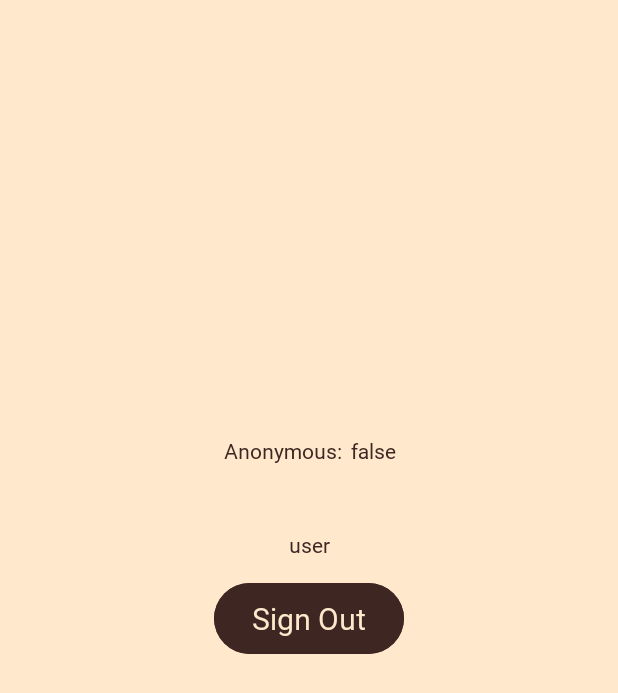
After one commit to IvoKara/The-Forgotten-Bulgarian, an Android app: the ProfileActivity screen opened directly, with no data from a screen before it, on a phone screen of 412 x 824 dp. The commit adds this screen. Shown: the top 693 px of the screen. Run offline under Robolectric (Android 15) with nearby library versions, the phone set to English and light mode, and no system bars; our stand-ins replace Firebase (no records; nobody signed in at launch, a user with empty details on screens opened directly), data binding.

Commit message:
Basic registration using Firebase authentication

```diff
--- a/app/build.gradle
+++ b/app/build.gradle
@@ -1,6 +1,7 @@
 plugins {
     id 'com.android.application'
     id 'org.jetbrains.kotlin.android'
+    id 'com.google.gms.google-services'
 }
 
 android {
@@ -26,6 +27,7 @@ android {
 
     buildFeatures {
         dataBinding true
+        viewBinding true
     }
 
     compileOptions {
@@ -43,6 +45,9 @@ dependencies {
     implementation 'androidx.appcompat:appcompat:1.5.1'
     implementation 'com.google.android.material:material:1.7.0'
     implementation 'androidx.constraintlayout:constraintlayout:2.1.4'
+    implementation 'com.google.firebase:firebase-auth-ktx:22.0.0'
+    implementation 'org.jetbrains.kotlinx:kotlinx-coroutines-android:1.6.1'
+    implementation 'org.jetbrains.kotlinx:kotlinx-coroutines-core:1.6.1'
     testImplementation 'junit:junit:4.13.2'
     androidTestImplementation 'androidx.test.ext:junit:1.1.3'
     androidTestImplementation 'androidx.test.espresso:espresso-core:3.4.0'
--- a/app/src/main/AndroidManifest.xml
+++ b/app/src/main/AndroidManifest.xml
@@ -13,14 +13,14 @@
         android:theme="@style/Theme.TheForgottenBulgarian"
         tools:targetApi="31">
         <activity
-            android:name=".RegisterActivity"
+            android:name=".ProfileActivity"
             android:exported="false">
             <meta-data
                 android:name="android.app.lib_name"
                 android:value="" />
         </activity>
         <activity
-            android:name=".AuthActivity"
+            android:name=".RegisterActivity"
             android:exported="false">
             <meta-data
                 android:name="android.app.lib_name"
--- /dev/null
+++ b/app/src/main/java/com/ivok/the_forgotten_bulgarian/ProfileActivity.kt
@@ -0,0 +1,35 @@
+package com.ivok.the_forgotten_bulgarian
+
+import android.content.Intent
+import androidx.appcompat.app.AppCompatActivity
+import android.os.Bundle
+import androidx.databinding.DataBindingUtil
+import com.google.firebase.auth.FirebaseAuth
+import com.google.firebase.auth.ktx.auth
+import com.google.firebase.ktx.Firebase
+import com.ivok.the_forgotten_bulgarian.databinding.ActivityMainBinding
+import com.ivok.the_forgotten_bulgarian.databinding.ActivityProfileBinding
+
+class ProfileActivity : AppCompatActivity() {
+    private lateinit var binding: ActivityProfileBinding
+    private lateinit var firebase: FirebaseAuth
+
+    override fun onCreate(savedInstanceState: Bundle?) {
+        super.onCreate(savedInstanceState)
+        binding = DataBindingUtil.setContentView(this, R.layout.activity_profile)
+        firebase = Firebase.auth
+
+        val user = firebase.currentUser!!
+
+        with(binding) {
+            isAnonymous.text = user.isAnonymous.toString()
+            uid.text = user.uid.toString()
+            email.text = user.email
+
+            buttonSignOut.setOnClickListener {
+                firebase.signOut()
+                startActivity(Intent(this@ProfileActivity, MainActivity::class.java))
+            }
+        }
+    }
+}
--- a/app/src/main/res/layout/activity_main.xml
+++ b/app/src/main/res/layout/activity_main.xml
@@ -66,7 +66,6 @@
                 android:id="@+id/button_login"
                 android:layout_width="wrap_content"
                 android:layout_height="wrap_content"
-                android:text="@string/login"
                 app:layout_constraintEnd_toEndOf="parent"
                 app:layout_constraintStart_toStartOf="parent" />
         </LinearLayout>
--- /dev/null
+++ b/app/src/main/res/layout/activity_profile.xml
@@ -0,0 +1,61 @@
+<?xml version="1.0" encoding="utf-8"?>
+<layout xmlns:android="http://schemas.android.com/apk/res/android"
+    xmlns:app="http://schemas.android.com/apk/res-auto"
+    xmlns:tools="http://schemas.android.com/tools">
+
+    <androidx.constraintlayout.widget.ConstraintLayout
+        android:layout_width="match_parent"
+        android:layout_height="match_parent"
+        tools:context=".AuthActivity">
+
+        <LinearLayout
+            android:layout_width="wrap_content"
+            android:layout_height="wrap_content"
+            android:layout_marginBottom="8dp"
+            android:orientation="horizontal"
+            app:layout_constraintBottom_toTopOf="@id/email"
+            app:layout_constraintLeft_toLeftOf="@id/email"
+            app:layout_constraintRight_toRightOf="@id/email">
+
+            <TextView
+                android:layout_width="wrap_content"
+                android:layout_height="wrap_content"
+                android:layout_marginEnd="6dp"
+                android:text="Anonymous:" />
+
+            <TextView
+                android:id="@+id/is_anonymous"
+                android:layout_width="wrap_content"
+                android:layout_height="wrap_content" />
+        </LinearLayout>
+
+        <TextView
+            android:id="@+id/email"
+            android:layout_width="wrap_content"
+            android:layout_height="wrap_content"
+            android:layout_marginBottom="16dp"
+            app:layout_constraintBottom_toTopOf="@+id/uid"
+            app:layout_constraintLeft_toLeftOf="@+id/uid"
+            app:layout_constraintRight_toRightOf="@+id/uid" />
+
+        <TextView
+            android:id="@+id/uid"
+            android:layout_width="wrap_content"
+            android:layout_height="wrap_content"
+            android:layout_marginBottom="16dp"
+            app:layout_constraintBottom_toTopOf="@+id/button_sign_out"
+            app:layout_constraintLeft_toLeftOf="@+id/button_sign_out"
+            app:layout_constraintRight_toRightOf="@+id/button_sign_out" />
+
+        <Button
+            android:id="@+id/button_sign_out"
+            android:layout_width="wrap_content"
+            android:layout_height="wrap_content"
+            android:text="@string/sign_out"
+            app:layout_constraintBottom_toBottomOf="parent"
+            app:layout_constraintLeft_toLeftOf="parent"
+            app:layout_constraintRight_toRightOf="parent"
+            app:layout_constraintTop_toTopOf="parent" />
+
+    </androidx.constraintlayout.widget.ConstraintLayout>
+</layout>
--- a/app/src/main/res/values/colors.xml
+++ b/app/src/main/res/values/colors.xml
@@ -14,5 +14,6 @@
     <color name="antique_white_400">#e0c49d</color>
     <color name="antique_white_600">#9E734E</color>
     <color name="red_brown_700">#3e2723</color>
+    <color name="error">#AC2209</color>
     <color name="transparent">#00000000</color>
 </resources>
--- a/app/src/main/res/values/strings.xml
+++ b/app/src/main/res/values/strings.xml
@@ -17,4 +17,6 @@
     <string name="bottom_divider_ornamental">Bottom Devider Ornamental</string>
     <string name="top_border_ornamental">Top Border Ornamental</string>
     <string name="dont_have_an_account_bg">Нѣмаш профил?</string>
+    <string name="profile">Profile</string>
+    <string name="sign_out">Sign Out</string>
 </resources>
--- a/build.gradle
+++ b/build.gradle
@@ -1,4 +1,8 @@
-// Top-level build file where you can add configuration options common to all sub-projects/modules.
+buildscript {
+    dependencies {
+        classpath 'com.google.gms:google-services:4.3.10'
+    }
+}// Top-level build file where you can add configuration options common to all sub-projects/modules.
 plugins {
     id 'com.android.application' version '7.3.1' apply false
     id 'com.android.library' version '7.3.1' apply false
```
Also changed, not shown: app/src/main/java/com/ivok/the_forgotten_bulgarian/LoginActivity.kt (+101 -4 lines), app/src/main/java/com/ivok/the_forgotten_bulgarian/MainActivity.kt (+25 -4 lines), app/src/main/java/com/ivok/the_forgotten_bulgarian/Utils.kt (renamed from app/src/main/java/com/ivok/the_forgotten_bulgarian/Toast.kt, +12 -1 lines), app/src/main/res/layout/activity_login.xml (+28 -1 lines).
